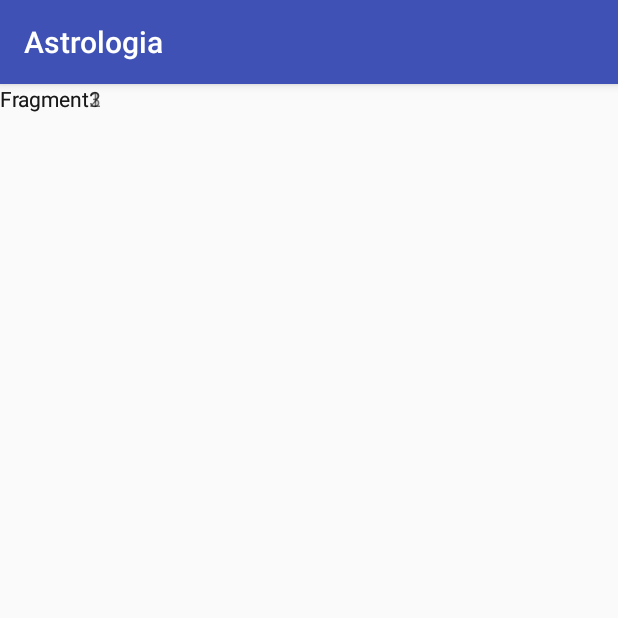
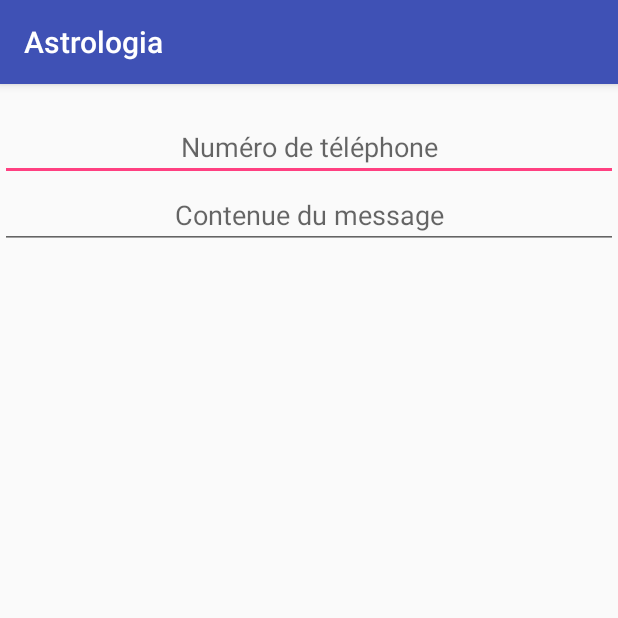
Before and after one commit to gpequery/Astrologia, an Android app: the HomeActivity screen opened directly, with no data from a screen before it, on a phone screen of 412 x 824 dp, the top half of it. Run offline under Robolectric (Android 15) with nearby library versions, the phone set to English and light mode, and no system bars; 1 statement that could not run was skipped.

Commit message:
send Msg to phoneNUmber(Fragment2) & with ContentMessage (Fragment3)

```diff
--- a/app/src/main/java/com/esgi/astrologia/Constants/Preferences.java
+++ b/app/src/main/java/com/esgi/astrologia/Constants/Preferences.java
@@ -2,4 +2,6 @@ package com.esgi.astrologia.Constants;
 
 public final class Preferences {
     public static final String USER = "Current GSON User";
+    public static final String NUMBER_PHONE = "NUMBER_PHONE";
+    public static final String MESSAGE = "MESSAGE";
 }
--- a/app/src/main/java/com/esgi/astrologia/Fragment1.java
+++ b/app/src/main/java/com/esgi/astrologia/Fragment1.java
@@ -1,44 +1,33 @@
 package com.esgi.astrologia;
 
 import android.content.Context;
+import android.content.SharedPreferences;
 import android.net.Uri;
 import android.os.Bundle;
 import android.app.Fragment;
+import android.preference.PreferenceManager;
+import android.support.annotation.Nullable;
+import android.util.Log;
 import android.view.LayoutInflater;
 import android.view.View;
 import android.view.ViewGroup;
+import android.widget.TextView;
+
+import com.esgi.astrologia.Constants.Preferences;
+import com.esgi.astrologia.Services.CalendarServices;
+import com.esgi.astrologia.Utils.User;
+import com.google.gson.Gson;
 
 public class Fragment1 extends Fragment {
-    private static final String ARG_PARAM1 = "param1";
-    private static final String ARG_PARAM2 = "param2";
-
-    // TODO: Rename and change types of parameters
-    private String mParam1;
-    private String mParam2;
-
     private OnFragmentInteractionListener mListener;
-
-    public Fragment1() {
-
-    }
-
-    public static Fragment1 newInstance(String param1, String param2) {
-        Fragment1 fragment = new Fragment1();
-        Bundle args = new Bundle();
-        args.putString(ARG_PARAM1, param1);
-        args.putString(ARG_PARAM2, param2);
-        fragment.setArguments(args);
-        return fragment;
-    }
 
     @Override
     public void onCreate(Bundle savedInstanceState) {
         super.onCreate(savedInstanceState);
-        if (getArguments() != null) {
-            mParam1 = getArguments().getString(ARG_PARAM1);
-            mParam2 = getArguments().getString(ARG_PARAM2);
-        }
+
     }
+
+
 
     @Override
     public View onCreateView(LayoutInflater inflater, ViewGroup container,
@@ -47,10 +36,17 @@ public class Fragment1 extends Fragment {
         return inflater.inflate(R.layout.fragment_fragment1, container, false);
     }
 
-    public void onButtonPressed(Uri uri) {
-        if (mListener != null) {
-            mListener.onFragmentInteraction(uri);
-        }
+    @Override
+    public void onViewCreated(View view, @Nullable Bundle savedInstanceState) {
+        SharedPreferences preferences = PreferenceManager.getDefaultSharedPreferences(getActivity());
+
+        Gson gson = new Gson();
+        String json = preferences.getString(Preferences.USER, null);
+
+        User currentUser = gson.fromJson(json, User.class);
+
+        TextView date = (TextView) getView().findViewById(R.id.date);
+        date.setText(currentUser.getBirthdateString());
     }
 
     @Override
--- a/app/src/main/java/com/esgi/astrologia/Fragment2.java
+++ b/app/src/main/java/com/esgi/astrologia/Fragment2.java
@@ -1,43 +1,32 @@
 package com.esgi.astrologia;
 
 import android.content.Context;
+import android.content.SharedPreferences;
 import android.net.Uri;
 import android.os.Bundle;
 import android.app.Fragment;
+import android.preference.Preference;
+import android.preference.PreferenceManager;
+import android.support.annotation.Nullable;
+import android.text.Editable;
+import android.text.TextWatcher;
+import android.util.Log;
 import android.view.LayoutInflater;
 import android.view.View;
 import android.view.ViewGroup;
+import android.widget.EditText;
+
+import com.esgi.astrologia.Constants.Preferences;
+import com.esgi.astrologia.Services.CalendarServices;
 
 
 public class Fragment2 extends Fragment {
-    private static final String ARG_PARAM1 = "param1";
-    private static final String ARG_PARAM2 = "param2";
-
-    private String mParam1;
-    private String mParam2;
-
     private OnFragmentInteractionListener mListener;
-
-    public Fragment2() {
-
-    }
-
-    public static Fragment2 newInstance(String param1, String param2) {
-        Fragment2 fragment = new Fragment2();
-        Bundle args = new Bundle();
-        args.putString(ARG_PARAM1, param1);
-        args.putString(ARG_PARAM2, param2);
-        fragment.setArguments(args);
-        return fragment;
-    }
 
     @Override
     public void onCreate(Bundle savedInstanceState) {
         super.onCreate(savedInstanceState);
-        if (getArguments() != null) {
-            mParam1 = getArguments().getString(ARG_PARAM1);
-            mParam2 = getArguments().getString(ARG_PARAM2);
-        }
+
     }
 
     @Override
@@ -47,11 +36,22 @@ public class Fragment2 extends Fragment {
         return inflater.inflate(R.layout.fragment_fragment2, container, false);
     }
 
+    @Override
+    public void onViewCreated(View view, @Nullable Bundle savedInstanceState) {
+        SharedPreferences preferences = PreferenceManager.getDefaultSharedPreferences(getActivity());
+        EditText phoneNumber = (EditText) getView().findViewById(R.id.phoneNumber);
 
-    public void onButtonPressed(Uri uri) {
-        if (mListener != null) {
-            mListener.onFragmentInteraction(uri);
-        }
+        String oldNumber = preferences.getString(Preferences.NUMBER_PHONE, null);
+        phoneNumber.setText(oldNumber);
+
+        phoneNumber.addTextChangedListener(new TextWatcher() {
+            public void afterTextChanged(Editable number) {
+                preferences.edit().putString(Preferences.NUMBER_PHONE, number.toString()).apply();
+            }
+
+            public void beforeTextChanged(CharSequence s, int start, int count, int after) {}
+            public void onTextChanged(CharSequence s, int start, int before, int count) {}
+        });
     }
 
     @Override
--- a/app/src/main/java/com/esgi/astrologia/Fragment3.java
+++ b/app/src/main/java/com/esgi/astrologia/Fragment3.java
@@ -1,42 +1,28 @@
 package com.esgi.astrologia;
 
 import android.content.Context;
+import android.content.SharedPreferences;
 import android.net.Uri;
 import android.os.Bundle;
 import android.app.Fragment;
+import android.preference.PreferenceManager;
+import android.support.annotation.Nullable;
+import android.text.Editable;
+import android.text.TextWatcher;
 import android.view.LayoutInflater;
 import android.view.View;
 import android.view.ViewGroup;
+import android.widget.EditText;
+
+import com.esgi.astrologia.Constants.Preferences;
 
 public class Fragment3 extends Fragment {
-    private static final String ARG_PARAM1 = "param1";
-    private static final String ARG_PARAM2 = "param2";
-
-    private String mParam1;
-    private String mParam2;
-
     private OnFragmentInteractionListener mListener;
-
-    public Fragment3() {
-
-    }
-
-    public static Fragment3 newInstance(String param1, String param2) {
-        Fragment3 fragment = new Fragment3();
-        Bundle args = new Bundle();
-        args.putString(ARG_PARAM1, param1);
-        args.putString(ARG_PARAM2, param2);
-        fragment.setArguments(args);
-        return fragment;
-    }
 
     @Override
     public void onCreate(Bundle savedInstanceState) {
         super.onCreate(savedInstanceState);
-        if (getArguments() != null) {
-            mParam1 = getArguments().getString(ARG_PARAM1);
-            mParam2 = getArguments().getString(ARG_PARAM2);
-        }
+
     }
 
     @Override
@@ -45,11 +31,22 @@ public class Fragment3 extends Fragment {
 
         return inflater.inflate(R.layout.fragment_fragment3, container, false);
     }
+    @Override
+    public void onViewCreated(View view, @Nullable Bundle savedInstanceState) {
+        SharedPreferences preferences = PreferenceManager.getDefaultSharedPreferences(getActivity());
+        EditText message = (EditText) getView().findViewById(R.id.message);
 
-    public void onButtonPressed(Uri uri) {
-        if (mListener != null) {
-            mListener.onFragmentInteraction(uri);
-        }
+        String oldMessage = preferences.getString(Preferences.MESSAGE, null);
+        message.setText(oldMessage);
+
+        message.addTextChangedListener(new TextWatcher() {
+            public void afterTextChanged(Editable number) {
+                preferences.edit().putString(Preferences.MESSAGE, message.getText().toString()).apply();
+            }
+
+            public void beforeTextChanged(CharSequence s, int start, int count, int after) {}
+            public void onTextChanged(CharSequence s, int start, int before, int count) {}
+        });
     }
 
     @Override
--- a/app/src/main/java/com/esgi/astrologia/HomeActivity.java
+++ b/app/src/main/java/com/esgi/astrologia/HomeActivity.java
@@ -1,33 +1,14 @@
 package com.esgi.astrologia;
 
-import android.content.SharedPreferences;
 import android.net.Uri;
-import android.preference.PreferenceManager;
 import android.support.v7.app.AppCompatActivity;
 import android.os.Bundle;
-import android.util.Log;
 
-import com.esgi.astrologia.Constants.Preferences;
-import com.esgi.astrologia.Services.CalendarServices;
-import com.esgi.astrologia.Utils.User;
-import com.google.gson.Gson;
 public class HomeActivity extends AppCompatActivity implements Fragment1.OnFragmentInteractionListener, Fragment2.OnFragmentInteractionListener, Fragment3.OnFragmentInteractionListener {
-    private User currentUser;
 
     @Override
     protected void onCreate(Bundle savedInstanceState) {
         super.onCreate(savedInstanceState);
-
-        SharedPreferences preferences = PreferenceManager.getDefaultSharedPreferences(this);
-
-        Gson gson = new Gson();
-        String json = preferences.getString(Preferences.USER, null);
-
-        Log.i("TAG_HA", json);
-
-        currentUser = gson.fromJson(json, User.class);
-
-        Log.i("TAG_HA", CalendarServices.calendarToString(currentUser.getBirthdate()));
 
         setContentView(R.layout.activity_home);
     }
--- a/app/src/main/res/layout/activity_home.xml
+++ b/app/src/main/res/layout/activity_home.xml
@@ -1,33 +1,49 @@
 <?xml version="1.0" encoding="utf-8"?>
-<android.support.constraint.ConstraintLayout xmlns:android="http://schemas.android.com/apk/res/android"
-    xmlns:app="http://schemas.android.com/apk/res-auto"
-    xmlns:tools="http://schemas.android.com/tools"
+<LinearLayout xmlns:android="http://schemas.android.com/apk/res/android"
+    android:orientation="vertical"
+    android:layout_width="fill_parent"
+    android:layout_height="fill_parent">
+
+    <LinearLayout
         android:layout_width="match_parent"
-    android:layout_height="match_parent"
-    tools:context="com.esgi.astrologia.HomeActivity">
-
+        android:layout_height="wrap_content">
         <fragment
             android:id="@+id/fragment1"
             android:layout_width="fill_parent"
             android:layout_height="fill_parent"
             android:name="com.esgi.astrologia.Fragment1"
-        android:orientation="horizontal" >
+            android:layout_weight="1"
+            android:orientation="horizontal"
+            android:layout_centerHorizontal="true">
         </fragment>
+    </LinearLayout>
 
+    <LinearLayout
+        android:layout_width="match_parent"
+        android:layout_height="wrap_content">
         <fragment
             android:id="@+id/fragment2"
             android:layout_width="fill_parent"
             android:layout_height="fill_parent"
             android:name="com.esgi.astrologia.Fragment2"
-        android:orientation="horizontal" >
+            android:layout_weight="2"
+            android:orientation="horizontal"
+            android:layout_centerHorizontal="true">
         </fragment>
+    </LinearLayout>
+
+    <LinearLayout
+        android:layout_width="match_parent"
+        android:layout_height="wrap_content">
 
         <fragment
             android:id="@+id/fragment3"
+            android:name="com.esgi.astrologia.Fragment3"
             android:layout_width="fill_parent"
             android:layout_height="fill_parent"
-        android:name="com.esgi.astrologia.Fragment3"
-        android:orientation="horizontal" >
-    </fragment>
+            android:layout_centerHorizontal="true"
+            android:layout_weight="3"
+            android:orientation="horizontal"></fragment>
+    </LinearLayout>
 
-</android.support.constraint.ConstraintLayout>
+</LinearLayout>
--- a/app/src/main/res/layout/fragment_fragment1.xml
+++ b/app/src/main/res/layout/fragment_fragment1.xml
@@ -5,8 +5,9 @@
     tools:context="com.esgi.astrologia.Fragment1">
 
     <TextView
+        android:id="@+id/date"
         android:layout_width="match_parent"
         android:layout_height="match_parent"
-        android:text="Fragment1" />
+        android:gravity="center" />
 
 </FrameLayout>
--- a/app/src/main/res/layout/fragment_fragment2.xml
+++ b/app/src/main/res/layout/fragment_fragment2.xml
@@ -4,9 +4,13 @@
     android:layout_height="match_parent"
     tools:context="com.esgi.astrologia.Fragment2">
 
-    <TextView
+    <EditText
+        android:id="@+id/phoneNumber"
         android:layout_width="match_parent"
         android:layout_height="match_parent"
-        android:text="Fragment2" />
+        android:ems="10"
+        android:inputType="phone"
+        android:gravity="center"
+        android:hint="@string/phoneNumber"/>
 
 </FrameLayout>
--- a/app/src/main/res/layout/fragment_fragment3.xml
+++ b/app/src/main/res/layout/fragment_fragment3.xml
@@ -4,10 +4,11 @@
     android:layout_height="match_parent"
     tools:context="com.esgi.astrologia.Fragment3">
 
-    <!-- TODO: Update blank fragment layout -->
-    <TextView
+    <EditText
+        android:id="@+id/message"
         android:layout_width="match_parent"
         android:layout_height="match_parent"
-        android:text="Fragment3" />
+        android:gravity="center"
+        android:hint="@string/contentMessage"/>
 
 </FrameLayout>
--- a/app/src/main/res/values/strings.xml
+++ b/app/src/main/res/values/strings.xml
@@ -6,7 +6,6 @@
     <string name="without_account_text">Modifier et tenter à nouveau ou vous connecter sans compte</string>
     <string name="appwidget_text">EXAMPLE</string>
     <string name="add_widget">Add widget</string>
-
-    <!-- TODO: Remove or change this placeholder text -->
-    <string name="hello_blank_fragment">Hello blank fragment</string>
+    <string name="phoneNumber">Numéro de téléphone</string>
+    <string name="contentMessage">Contenue du message</string>
 </resources>
```
Also changed, not shown: app/src/main/java/com/esgi/astrologia/Utils/User.java (+21 -0 lines), app/src/main/java/com/esgi/astrologia/myWidget.java (+12 -20 lines). Lines whose indentation alone changed are shown as unchanged.
